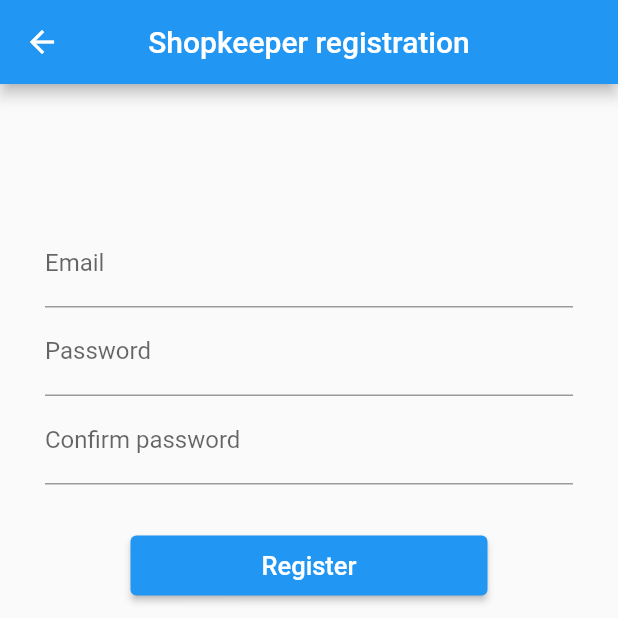
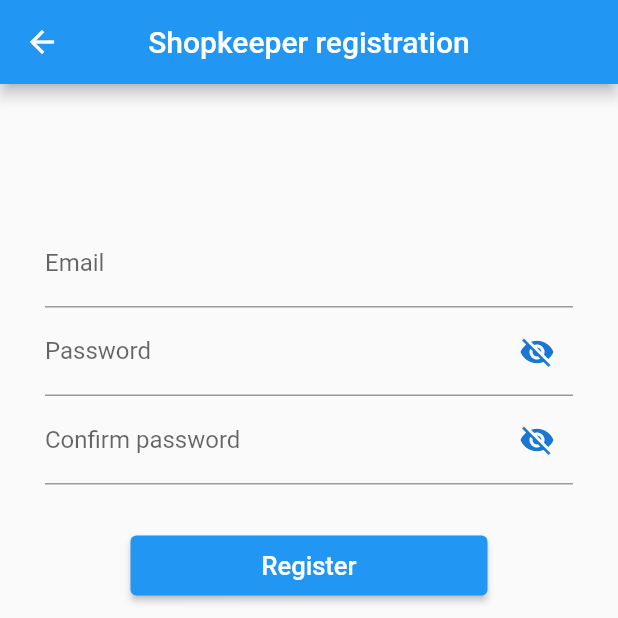
Before and after one commit to thomasajai001/PII-Tracker-COVID_Edition, a Flutter app: the UserRegister screen opened by its route, on a phone screen of 412 x 824 dp, the top half of it. Run offline on Flutter 3.47's test engine with Material 2 defaults, Android fonts, the phone set to English and light mode, and no system bars; our stand-ins replace cloud_firestore, firebase_auth, firebase_core, firebase_storage, flutter_signin_button, flutter_spinkit and 5 more; missing offline and left inert: barcode_scan_fix; accounts and stored records are empty; network calls fail.

Commit message:
Apasswords visibility toggle switch

```diff
--- a/lib/ui/user_register.dart
+++ b/lib/ui/user_register.dart
@@ -18,6 +18,7 @@ class _UserRegisterState extends State<UserRegister> {
   String errorcpswd = "";
   String errorEmail = "";
   String displayMsg = "";
+  bool _passwordVisible;
 
   void register() async {
     email = emailC.text.toString();
@@ -91,6 +92,11 @@ class _UserRegisterState extends State<UserRegister> {
   Future<String> getDisplayMessage() async =>
       await userRegistration(email, pswd);
 
+  void initState() {
+    super.initState();
+    _passwordVisible = false;
+  }
+
   @override
   Widget build(BuildContext context) {
     return Scaffold(
@@ -116,13 +122,45 @@ class _UserRegisterState extends State<UserRegister> {
                   controller: emailC,
                 ),
                 TextField(
+                  obscureText: !_passwordVisible,
                   decoration: InputDecoration(
-                    labelText: "Password",
+                    suffixIcon: IconButton(
+                      icon: Icon(
+                        // Based on passwordVisible state choose the icon
+                        _passwordVisible
+                            ? Icons.visibility
+                            : Icons.visibility_off,
+                        color: Theme.of(context).primaryColorDark,
+                      ),
+                      onPressed: () {
+                        // Update the state i.e. toogle the state of passwordVisible variable
+                        setState(() {
+                          _passwordVisible = !_passwordVisible;
+                        });
+                      },
+                    ),
+                    labelText: 'Password',
                   ),
                   controller: pswdC,
                 ),
                 TextField(
+                  obscureText: !_passwordVisible,
                   decoration: InputDecoration(
+                    suffixIcon: IconButton(
+                      icon: Icon(
+                        // Based on passwordVisible state choose the icon
+                        _passwordVisible
+                            ? Icons.visibility
+                            : Icons.visibility_off,
+                        color: Theme.of(context).primaryColorDark,
+                      ),
+                      onPressed: () {
+                        // Update the state i.e. toogle the state of passwordVisible variable
+                        setState(() {
+                          _passwordVisible = !_passwordVisible;
+                        });
+                      },
+                    ),
                     errorText: errorcpswd == "" ? null : '$errorcpswd',
                     labelText: "Confirm password",
                   ),
```
Also changed, not shown: lib/ui/customer/customer_sign_in.dart (+22 -1 lines), lib/ui/shopkeeper/shopkeeper_sign_in.dart (+22 -1 lines).
